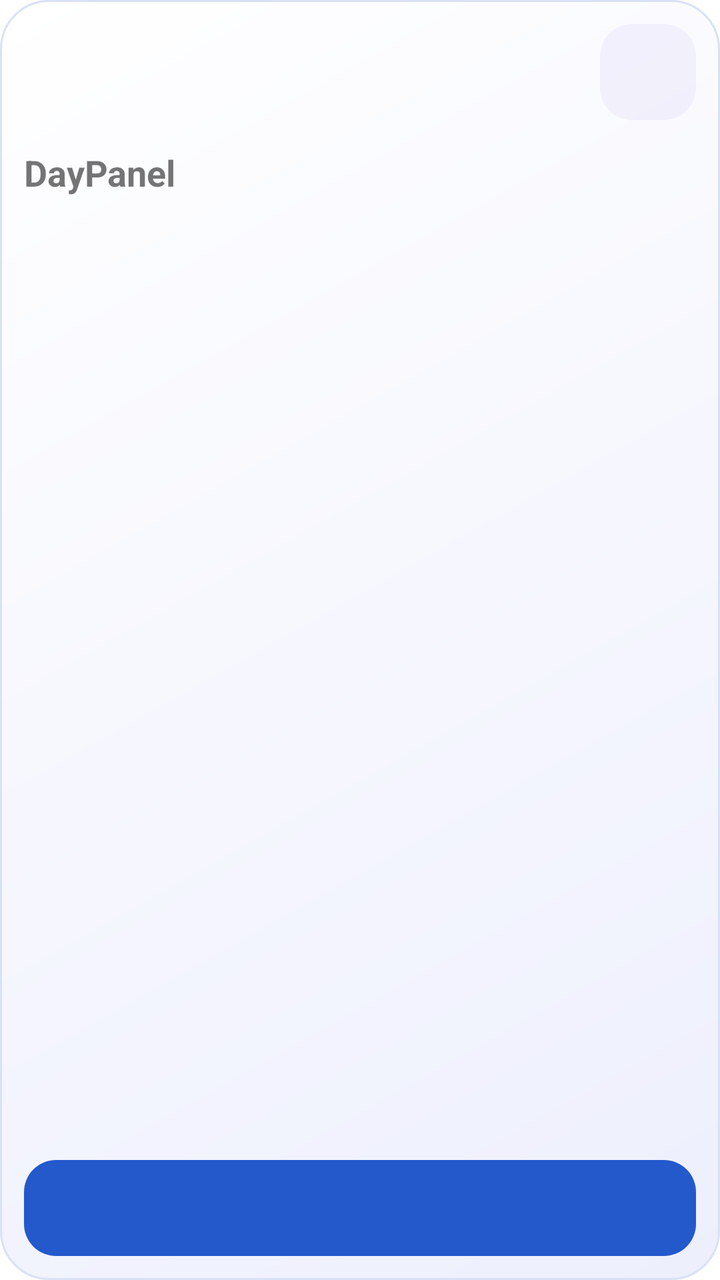
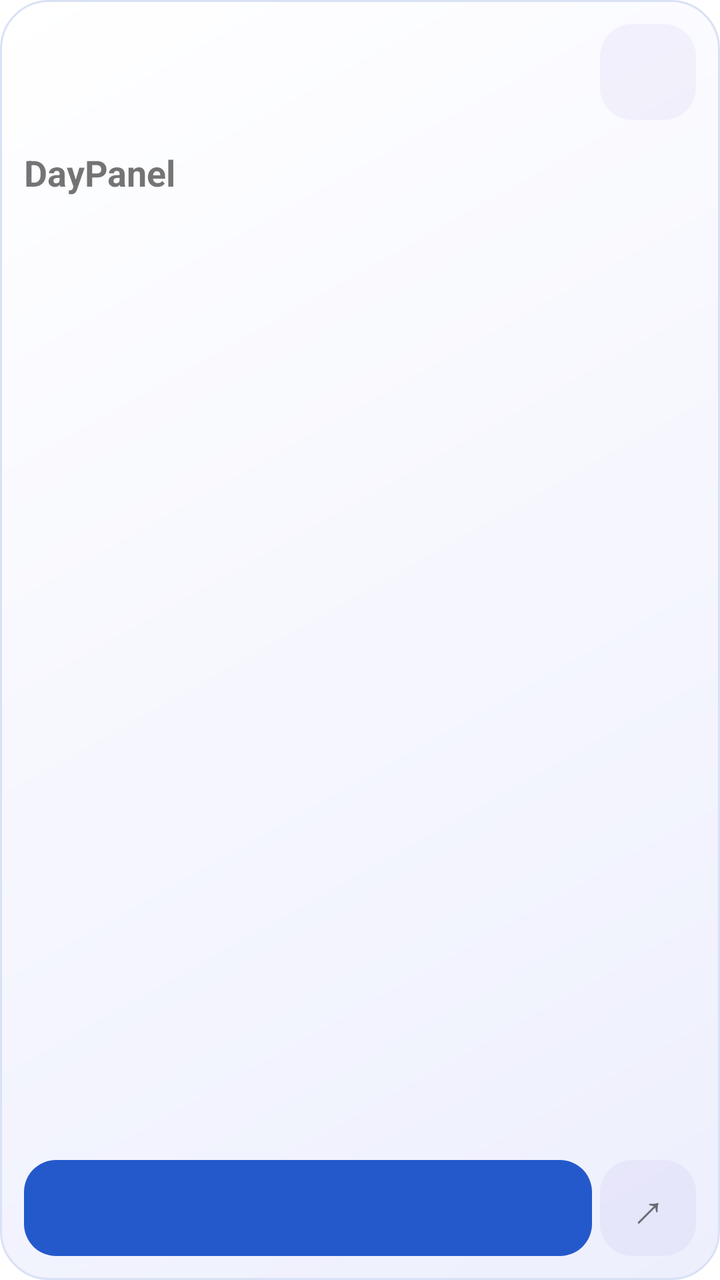

An Android layout rendered at two revisions. The XML below is the earlier revision; the diff shows what the commit changed to produce the second picture.
<!-- AndroidManifest.xml: fallback theme Theme.MaterialComponents.DayNight.NoActionBar -->
<!-- res/layout/daypanel_widget.xml -->
<LinearLayout xmlns:android="http://schemas.android.com/apk/res/android"
    android:id="@+id/widget_root" android:layout_width="match_parent" android:layout_height="match_parent"
    android:orientation="vertical" android:padding="12dp" android:background="@drawable/widget_light">
    <LinearLayout android:layout_width="match_parent" android:layout_height="48dp" android:orientation="horizontal" android:gravity="center_vertical">
        <TextView android:id="@+id/widget_date" android:layout_width="0dp" android:layout_weight="1" android:layout_height="wrap_content" android:textSize="12sp" android:maxLines="2" />
        <TextView android:id="@+id/widget_settings" android:layout_width="48dp" android:layout_height="48dp" android:gravity="center" android:textSize="24sp" android:background="@drawable/widget_setting" />
    </LinearLayout>
    <LinearLayout android:id="@+id/widget_content" android:layout_width="match_parent" android:layout_height="0dp" android:layout_weight="1" android:orientation="vertical" android:gravity="top" android:paddingTop="14dp" android:paddingBottom="8dp">
        <ImageView android:id="@+id/widget_icon" android:layout_width="48dp" android:layout_height="48dp" android:layout_marginBottom="8dp" android:importantForAccessibility="no" android:visibility="gone" />
        <TextView android:text="DayPanel" android:id="@+id/widget_title" android:layout_width="match_parent" android:layout_height="wrap_content" android:textSize="18sp" android:textStyle="bold" android:maxLines="2" android:ellipsize="end" />
        <TextView android:id="@+id/widget_state" android:layout_width="match_parent" android:layout_height="wrap_content" android:textSize="14sp" android:layout_marginTop="5dp" android:maxLines="2" android:ellipsize="end" />
        <TextView android:id="@+id/widget_hint" android:layout_width="match_parent" android:layout_height="wrap_content" android:textSize="12sp" android:layout_marginTop="6dp" android:maxLines="2" android:ellipsize="end" />
    </LinearLayout>
    <TextView android:id="@+id/widget_action" android:layout_width="match_parent" android:layout_height="wrap_content" android:minHeight="48dp" android:gravity="center" android:padding="8dp" android:textSize="14sp" android:textStyle="bold" android:textColor="#FFFFFF" android:maxLines="2" android:background="@drawable/widget_action" />
</LinearLayout>
<!-- resources referenced by this layout -->
<resources>
  <!-- drawable widget_action (drawable) -->
  <shape xmlns:android="http://schemas.android.com/apk/res/android">
      <gradient android:startColor="#2459CC" android:endColor="#2459CC" android:angle="315" /><corners android:radius="16dp" />
  </shape>
  <!-- drawable widget_light (drawable) -->
  <shape xmlns:android="http://schemas.android.com/apk/res/android">
      <gradient android:startColor="#FFFFFF" android:endColor="#EDEFFD" android:angle="315" />
      <corners android:radius="24dp" /><stroke android:width="1dp" android:color="#D9E1F5" />
  </shape>
  <!-- drawable widget_setting (drawable) -->
  <shape xmlns:android="http://schemas.android.com/apk/res/android"><solid android:color="#128062D6" /><corners android:radius="16dp" /></shape>
</resources>

<!-- the commit's change to res/layout/daypanel_widget.xml (unified diff, before → after) -->
@@ -11,5 +11,8 @@
         <TextView android:id="@+id/widget_state" android:layout_width="match_parent" android:layout_height="wrap_content" android:textSize="14sp" android:layout_marginTop="5dp" android:maxLines="2" android:ellipsize="end" />
         <TextView android:id="@+id/widget_hint" android:layout_width="match_parent" android:layout_height="wrap_content" android:textSize="12sp" android:layout_marginTop="6dp" android:maxLines="2" android:ellipsize="end" />
     </LinearLayout>
-    <TextView android:id="@+id/widget_action" android:layout_width="match_parent" android:layout_height="wrap_content" android:minHeight="48dp" android:gravity="center" android:padding="8dp" android:textSize="14sp" android:textStyle="bold" android:textColor="#FFFFFF" android:maxLines="2" android:background="@drawable/widget_action" />
+    <LinearLayout android:layout_width="match_parent" android:layout_height="wrap_content" android:orientation="horizontal" android:gravity="center_vertical">
+        <TextView android:id="@+id/widget_action" android:layout_width="0dp" android:layout_weight="1" android:layout_height="wrap_content" android:minHeight="48dp" android:gravity="center" android:padding="8dp" android:textSize="14sp" android:textStyle="bold" android:textColor="#FFFFFF" android:maxLines="2" android:background="@drawable/widget_action" />
+        <TextView android:id="@+id/widget_details" android:layout_width="48dp" android:layout_height="48dp" android:layout_marginStart="4dp" android:gravity="center" android:text="↗" android:textSize="24sp" android:background="@drawable/widget_setting" />
+    </LinearLayout>
 </LinearLayout>
